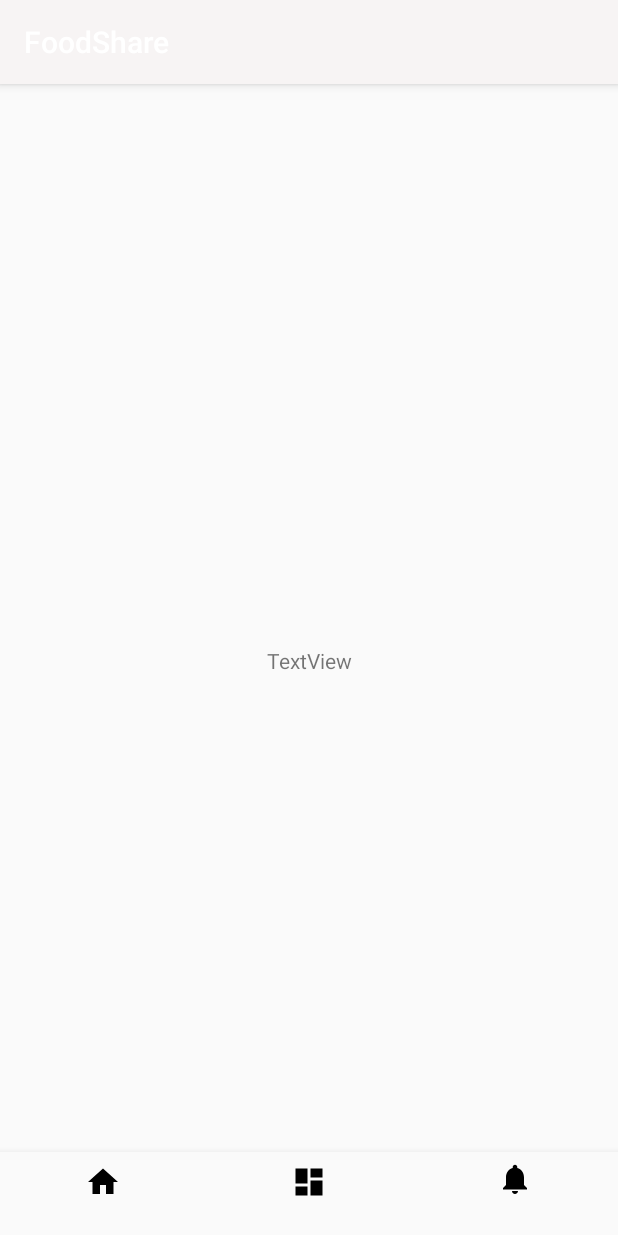
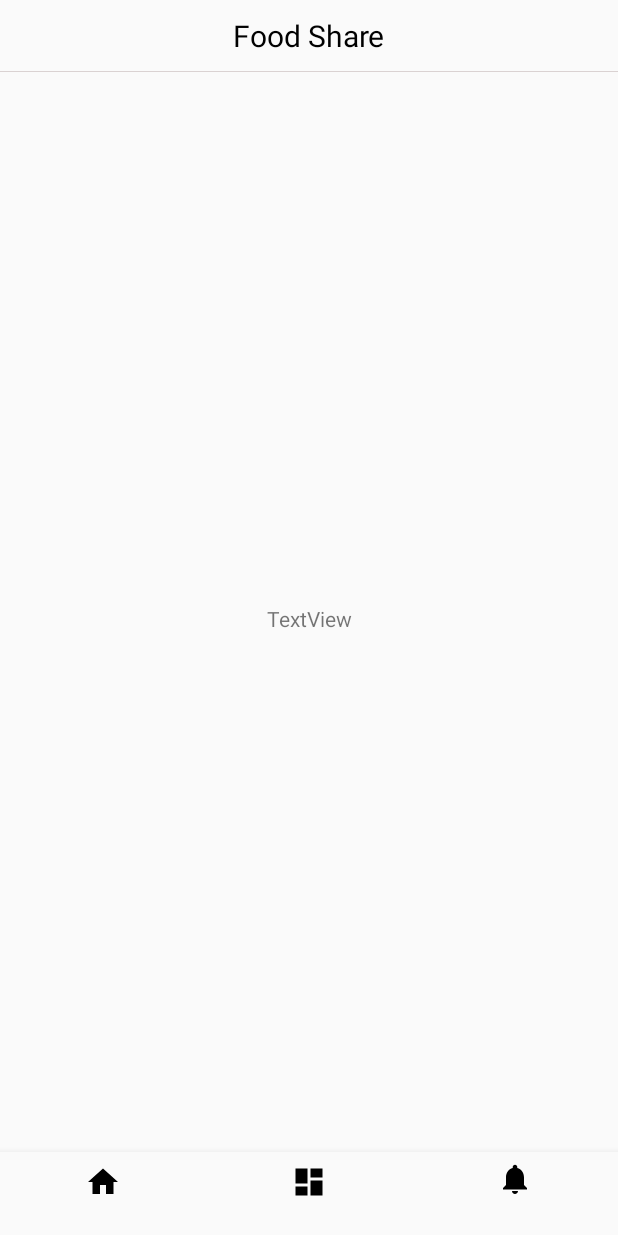
Before and after one commit to wzhaha/FinalProject, an Android app: the screen it shows after launch (MainActivity), item 3 of the bottom bar chosen, on a phone screen of 412 x 824 dp. Run offline under Robolectric (Android 15) with nearby library versions, the phone set to English and light mode, and no system bars.

Commit message:
去掉原生的toolbar，增加了自己的顶部栏，增加了分割线，增加了颜色配置

```diff
--- a/app/src/main/AndroidManifest.xml
+++ b/app/src/main/AndroidManifest.xml
@@ -8,7 +8,7 @@
         android:label="@string/app_name"
         android:roundIcon="@mipmap/ic_launcher_round"
         android:supportsRtl="true"
-        android:theme="@style/AppTheme">
+        android:theme="@style/AppTheme.NoActionBar">
         <activity
             android:name=".activity.MainActivity"
             android:label="@string/app_name">
--- a/app/src/main/res/layout/activity_main.xml
+++ b/app/src/main/res/layout/activity_main.xml
@@ -1,16 +1,38 @@
 <?xml version="1.0" encoding="utf-8"?>
 <android.support.constraint.ConstraintLayout xmlns:android="http://schemas.android.com/apk/res/android"
     xmlns:app="http://schemas.android.com/apk/res-auto"
-    xmlns:tools="http://schemas.android.com/tools"
     android:id="@+id/container"
     android:layout_width="match_parent"
-    android:layout_height="match_parent"
-    tools:context=".activity.MainActivity">
+    android:layout_height="match_parent">
+
+    <RelativeLayout
+        android:layout_width="match_parent"
+        android:layout_height="48dp"
+        android:background="@color/headBackground">
+
+        <TextView
+            android:id="@+id/toolbartext"
+            android:layout_width="wrap_content"
+            android:layout_height="wrap_content"
+            android:layout_centerInParent="true"
+            android:text="Food Share"
+            android:textColor="@color/black"
+            android:textSize="20sp"/>
+
+        <View
+            android:layout_width="match_parent"
+            android:layout_height="1dp"
+            android:background="@color/grey"
+            android:layout_marginTop="47dp"></View>
+    </RelativeLayout>
 
     <android.support.v4.view.ViewPager
         android:id="@+id/view_pager"
         android:layout_width="match_parent"
-        android:layout_height="match_parent" />
+        android:layout_height="match_parent">
+        <!--android:background="@color/white">-->
+
+    </android.support.v4.view.ViewPager>
 
     <android.support.design.widget.BottomNavigationView
         android:id="@+id/navigation"
--- a/app/src/main/res/values/colors.xml
+++ b/app/src/main/res/values/colors.xml
@@ -1,9 +1,11 @@
 <?xml version="1.0" encoding="utf-8"?>
 <resources>
     <color name="colorPrimary">#f7f4f4</color>
-    <color name="colorPrimaryDark">#303F9F</color>
-    <color name="colorAccent">#FF4081</color>
+    <color name="colorPrimaryDark">#ffffff</color>
+    <color name="colorAccent">#ffffff</color>
+
     <color name="black">#000000</color>
     <color name="white">#ffffff</color>
+    <color name="headBackground">#fafafa</color>
     <color name="grey">#dad2d2</color>
 </resources>
--- a/app/src/main/res/values/styles.xml
+++ b/app/src/main/res/values/styles.xml
@@ -6,6 +6,24 @@
         <item name="colorPrimary">@color/colorPrimary</item>
         <item name="colorPrimaryDark">@color/colorPrimaryDark</item>
         <item name="colorAccent">@color/colorAccent</item>
+        <item name="android:windowContentTransitions">true</item>
     </style>
 
+    <style name="Translucent" parent="Theme.AppCompat.Light.NoActionBar">
+        <item name="colorPrimaryDark">@android:color/holo_blue_light</item>
+        <item name="android:windowBackground">@android:color/transparent</item>
+        <item name="android:windowIsTranslucent">true</item>
+    </style>
+
+    <style name="TextLabel" parent="Theme.AppCompat.Light.NoActionBar">
+        <!-- Label color in TRUE state and bar color FALSE and TRUE State -->
+        <item name="colorControlActivated">@android:color/white</item>
+    </style>
+
+    <style name="AppTheme.NoActionBar">
+        <item name="windowActionBar">false</item>
+        <item name="windowNoTitle">true</item>
+    </style>
+
+
 </resources>
```
